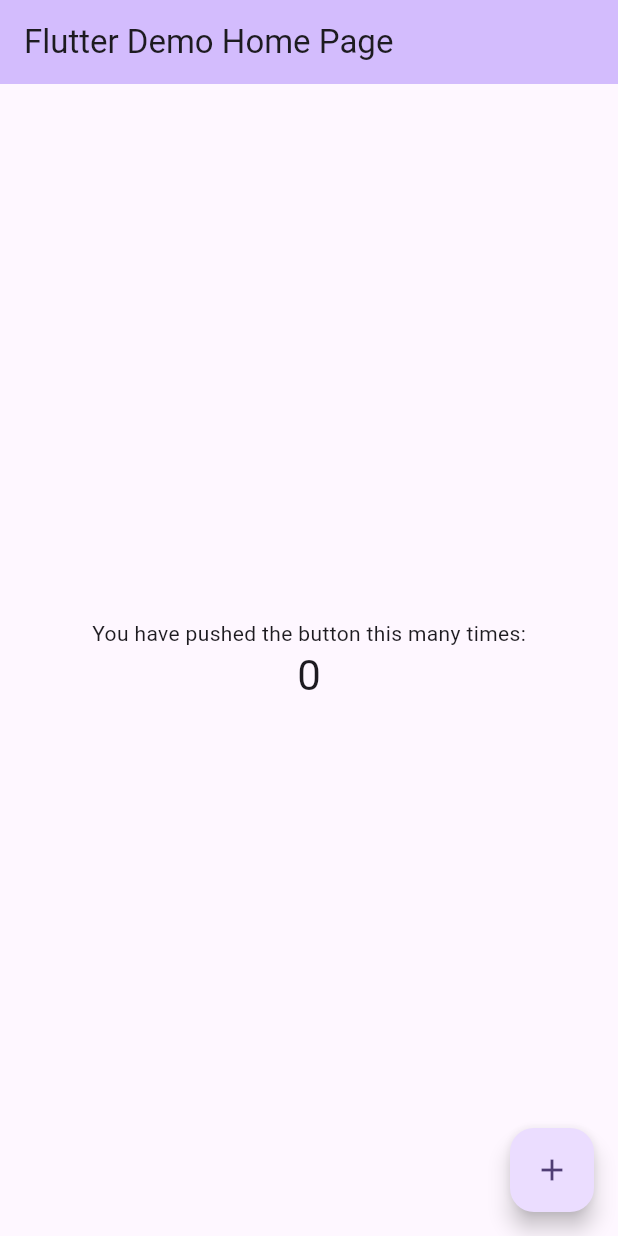
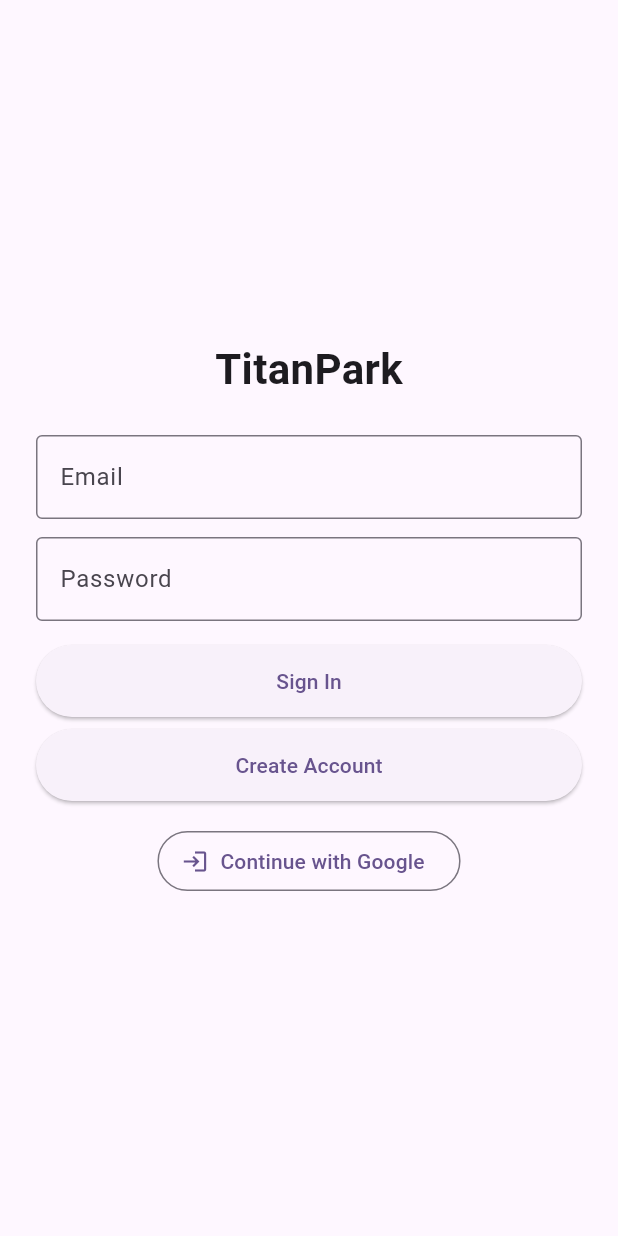
Before and after one commit to nathanchamorro1/titanpark, a Flutter app: the screen it shows after launch, on a phone screen of 412 x 824 dp. Run offline on Flutter 3.47's test engine with Material 3 defaults, Android fonts, the phone set to English and light mode, and no system bars; our stand-ins replace firebase_auth, firebase_core, google_sign_in; accounts and stored records are empty.

Commit message:
authentication
added sign in, create account, google sign in, all saving to firebase database

```diff
--- /dev/null
+++ b/lib/auth/auth_gate.dart
@@ -0,0 +1,24 @@
+import 'package:firebase_auth/firebase_auth.dart';
+import 'package:flutter/material.dart';
+import '../screens/login_screen.dart';
+import '../screens/home_screen.dart';
+
+class AuthGate extends StatelessWidget {
+  const AuthGate({super.key});
+
+  @override
+  Widget build(BuildContext context) {
+    return StreamBuilder<User?>(
+      stream: FirebaseAuth.instance.authStateChanges(),
+      builder: (context, snapshot) {
+        if (snapshot.connectionState == ConnectionState.waiting) {
+          return const Scaffold(body: Center(child: CircularProgressIndicator()));
+        }
+        if (snapshot.hasData) {
+          return const HomeScreen();
+        }
+        return const LoginScreen();
+      },
+    );
+  }
+}
--- /dev/null
+++ b/lib/auth/auth_service.dart
@@ -0,0 +1,34 @@
+import 'package:firebase_auth/firebase_auth.dart';
+import 'package:google_sign_in/google_sign_in.dart';
+
+class AuthService {
+  final FirebaseAuth _auth = FirebaseAuth.instance;
+
+  Stream<User?> authStateChanges() => _auth.authStateChanges();
+
+  Future<UserCredential> signInWithEmail(String email, String password) {
+    return _auth.signInWithEmailAndPassword(email: email, password: password);
+  }
+
+  Future<UserCredential> signUpWithEmail(String email, String password) {
+    return _auth.createUserWithEmailAndPassword(email: email, password: password);
+  }
+
+  Future<void> signOut() async {
+    await _auth.signOut();
+    await GoogleSignIn().signOut();
+  }
+
+  Future<UserCredential> signInWithGoogle() async {
+    final GoogleSignInAccount? googleUser = await GoogleSignIn().signIn();
+    if (googleUser == null) {
+      throw FirebaseAuthException(code: 'ABORTED', message: 'Sign-in aborted by user');
+    }
+    final GoogleSignInAuthentication googleAuth = await googleUser.authentication;
+    final credential = GoogleAuthProvider.credential(
+      accessToken: googleAuth.accessToken,
+      idToken: googleAuth.idToken,
+    );
+    return await _auth.signInWithCredential(credential);
+  }
+}
--- a/lib/main.dart
+++ b/lib/main.dart
@@ -1,8 +1,17 @@
 import 'package:flutter/material.dart';
+import 'package:firebase_core/firebase_core.dart';
+import 'firebase_options.dart';
+import 'auth/auth_gate.dart';
 
-void main() {
+
+Future<void> main() async {
+  WidgetsFlutterBinding.ensureInitialized();
+  await Firebase.initializeApp(
+    options: DefaultFirebaseOptions.currentPlatform,
+  );
   runApp(const MyApp());
 }
+
 
 class MyApp extends StatelessWidget {
   const MyApp({super.key});
@@ -30,7 +39,7 @@
         // tested with just a hot reload.
         colorScheme: ColorScheme.fromSeed(seedColor: Colors.deepPurple),
       ),
-      home: const MyHomePage(title: 'Flutter Demo Home Page'),
+      home: const AuthGate(),
     );
   }
 }
--- /dev/null
+++ b/lib/screens/login_screen.dart
@@ -0,0 +1,97 @@
+import 'package:flutter/material.dart';
+import 'package:firebase_auth/firebase_auth.dart';
+import '../auth/auth_service.dart';
+import '../widgets/primary_button.dart';
+
+class LoginScreen extends StatefulWidget {
+  const LoginScreen({super.key});
+
+  @override
+  State<LoginScreen> createState() => _LoginScreenState();
+}
+
+class _LoginScreenState extends State<LoginScreen> {
+  final _email = TextEditingController();
+  final _password = TextEditingController();
+  bool _loading = false;
+  final _auth = AuthService();
+
+  void _showErr(Object e) {
+    final msg = e is FirebaseAuthException ? (e.message ?? e.code) : e.toString();
+    ScaffoldMessenger.of(context).showSnackBar(SnackBar(content: Text(msg)));
+  }
+
+  Future<void> _signIn() async {
+    setState(() => _loading = true);
+    try {
+      await _auth.signInWithEmail(_email.text.trim(), _password.text.trim());
+    } catch (e) {
+      _showErr(e);
+    } finally {
+      if (mounted) setState(() => _loading = false);
+    }
+  }
+
+  Future<void> _signUp() async {
+    setState(() => _loading = true);
+    try {
+      await _auth.signUpWithEmail(_email.text.trim(), _password.text.trim());
+    } catch (e) {
+      _showErr(e);
+    } finally {
+      if (mounted) setState(() => _loading = false);
+    }
+  }
+
+  Future<void> _google() async {
+    setState(() => _loading = true);
+    try {
+      await _auth.signInWithGoogle();
+    } catch (e) {
+      _showErr(e);
+    } finally {
+      if (mounted) setState(() => _loading = false);
+    }
+  }
+
+  @override
+  Widget build(BuildContext context) {
+    return Scaffold(
+      body: Center(
+        child: ConstrainedBox(
+          constraints: const BoxConstraints(maxWidth: 420),
+          child: Padding(
+            padding: const EdgeInsets.all(24.0),
+            child: Column(
+              mainAxisAlignment: MainAxisAlignment.center,
+              children: [
+                const Text('TitanPark', style: TextStyle(fontSize: 28, fontWeight: FontWeight.bold)),
+                const SizedBox(height: 24),
+                TextField(
+                  controller: _email,
+                  decoration: const InputDecoration(labelText: 'Email', border: OutlineInputBorder()),
+                ),
+                const SizedBox(height: 12),
+                TextField(
+                  controller: _password,
+                  obscureText: true,
+                  decoration: const InputDecoration(labelText: 'Password', border: OutlineInputBorder()),
+                ),
+                const SizedBox(height: 16),
+                PrimaryButton(label: 'Sign In', onPressed: _signIn, loading: _loading),
+                const SizedBox(height: 8),
+                PrimaryButton(label: 'Create Account', onPressed: _signUp, loading: _loading),
+                const SizedBox(height: 16),
+                OutlinedButton.icon(
+                  onPressed: _google,
+                  icon: const Icon(Icons.login),
+                  label: const Text('Continue with Google'),
+                ),
+              ],
+            ),
+          ),
+        ),
+      ),
+    );
+  }
+}
--- /dev/null
+++ b/lib/widgets/primary_button.dart
@@ -0,0 +1,30 @@
+import 'package:flutter/material.dart';
+
+class PrimaryButton extends StatelessWidget {
+  final String label;
+  final VoidCallback onPressed;
+  final bool loading;
+
+  const PrimaryButton({
+    super.key,
+    required this.label,
+    required this.onPressed,
+    this.loading = false,
+  });
+
+  @override
+  Widget build(BuildContext context) {
+    return SizedBox(
+      width: double.infinity,
+      child: ElevatedButton(
+        onPressed: loading ? null : onPressed,
+        child: Padding(
+          padding: const EdgeInsets.symmetric(vertical: 14.0),
+          child: loading
+              ? const SizedBox(height: 20, width: 20, child: CircularProgressIndicator(strokeWidth: 2))
+              : Text(label),
+        ),
+      ),
+    );
+  }
+}
--- a/pubspec.yaml
+++ b/pubspec.yaml
@@ -30,6 +30,11 @@ environment:
 dependencies:
   flutter:
     sdk: flutter
+
+  #adding for firebase auth
+  firebase_core: ^3.9.0
+  firebase_auth: ^5.3.1
+  google_sign_in: ^6.2.1
 
   # The following adds the Cupertino Icons font to your application.
   # Use with the CupertinoIcons class for iOS style icons.
```
Also changed, not shown: lib/screens/home_screen.dart (added, +24 -0 lines), firebase.json (added), lib/firebase_options.dart (added), pubspec.lock, 20 other files.
